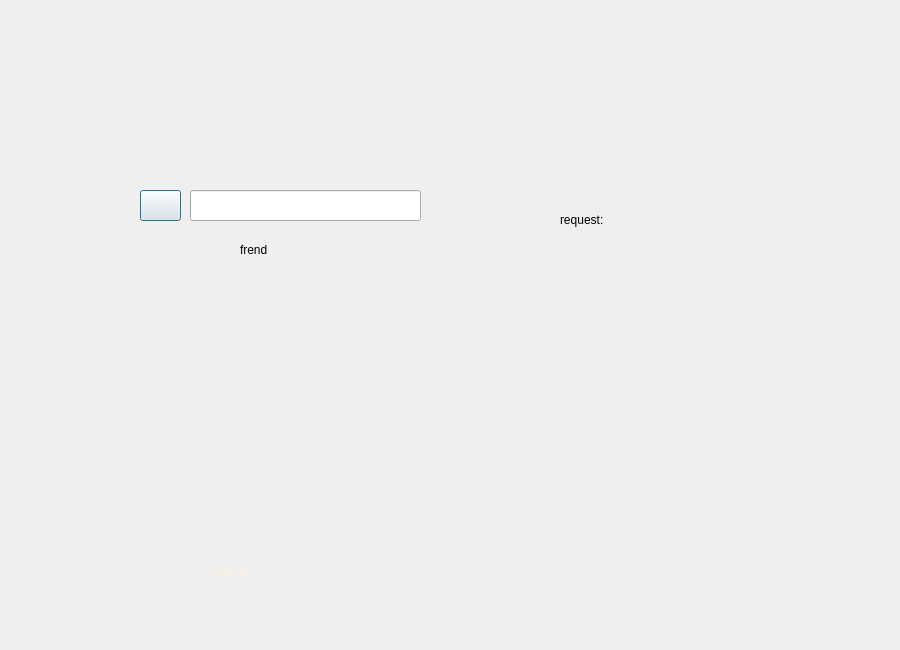
mobinaebrahim/Slay-The-Spire, file friendspage.ui: the form before one commit.
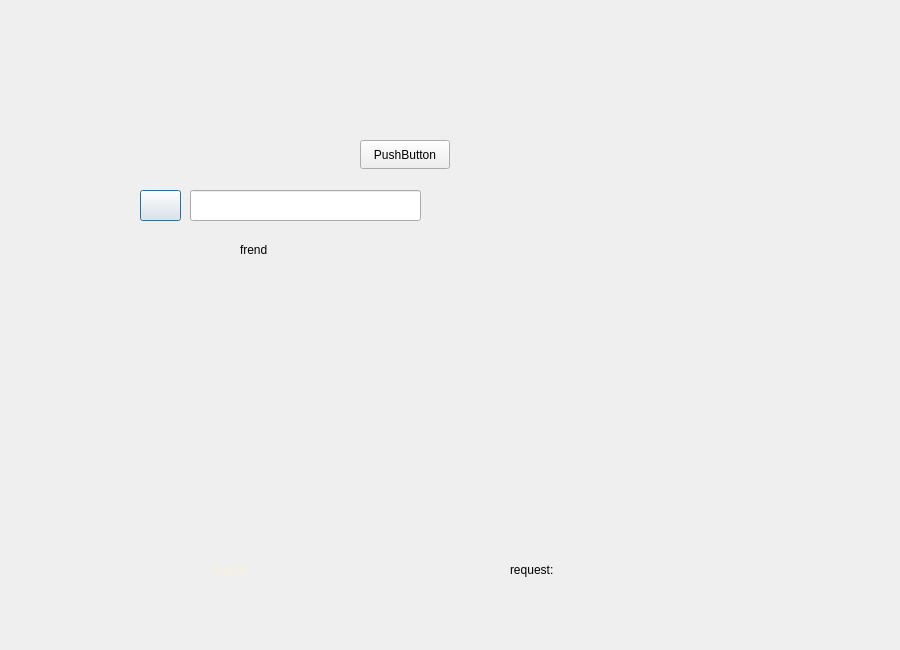
The form after the commit. Icons and pictures are not drawn.

Diff of the .ui file:
```diff
--- a/friendspage.ui
+++ b/friendspage.ui
@@ -104,9 +104,9 @@
    <property name="geometry">
     <rect>
      <x>470</x>
-     <y>260</y>
+     <y>330</y>
      <width>291</width>
-     <height>261</height>
+     <height>191</height>
     </rect>
    </property>
    <property name="styleSheet">
@@ -136,8 +136,8 @@
   <widget class="QLabel" name="label_2">
    <property name="geometry">
     <rect>
-     <x>560</x>
-     <y>210</y>
+     <x>510</x>
+     <y>560</y>
      <width>63</width>
      <height>20</height>
     </rect>
@@ -178,6 +178,36 @@
     <string>back</string>
    </property>
   </widget>
+  <widget class="QListWidget" name="listGameInvites">
+   <property name="geometry">
+    <rect>
+     <x>470</x>
+     <y>130</y>
+     <width>291</width>
+     <height>191</height>
+    </rect>
+   </property>
+   <property name="styleSheet">
+    <string notr="true">QListWidget{
+	border-image: url(:/assets/mainmenu/friend/draggablepanel.png);
+    background-color: transparent;
+    border: none;
+}</string>
+   </property>
+  </widget>
+  <widget class="QPushButton" name="btnRefreshInvites">
+   <property name="geometry">
+    <rect>
+     <x>360</x>
+     <y>140</y>
+     <width>90</width>
+     <height>29</height>
+    </rect>
+   </property>
+   <property name="text">
+    <string>PushButton</string>
+   </property>
+  </widget>
  </widget>
  <resources/>
  <connections/>
```
